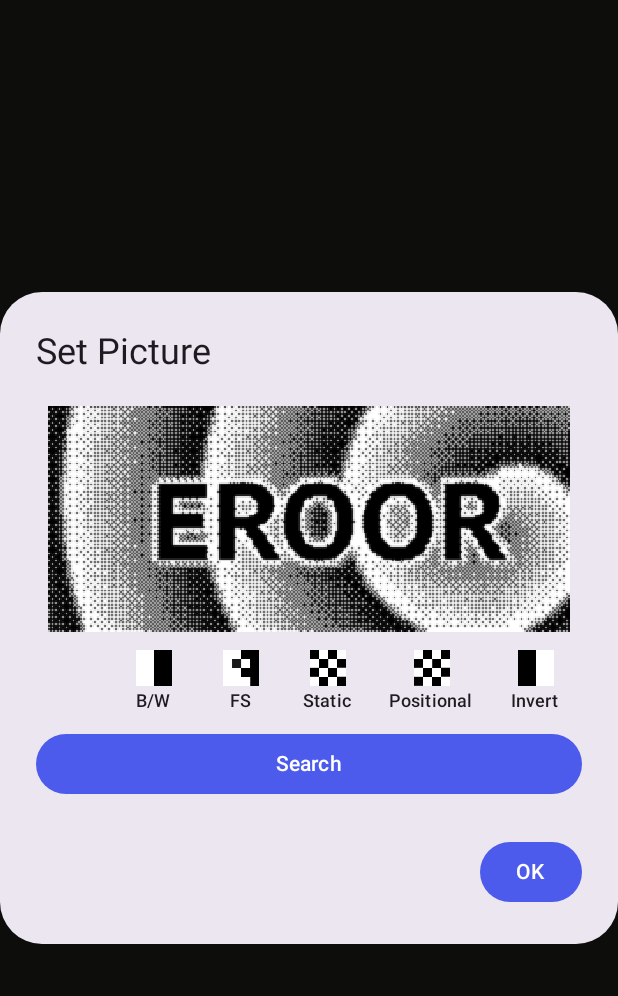
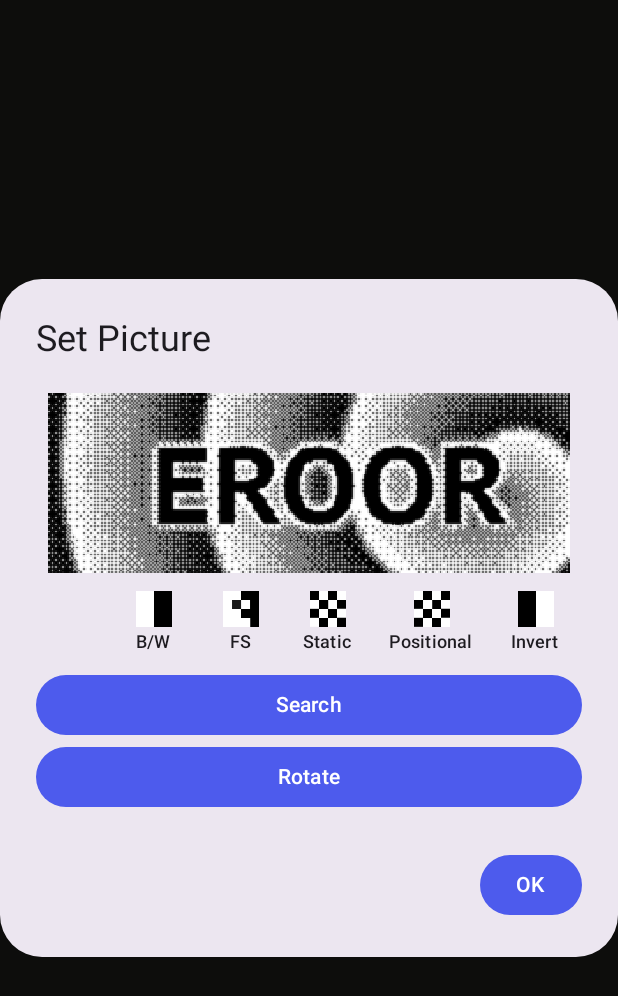
Before and after one commit to max-ray001/ZeBadge, an Android app built with Jetpack Compose: the composable PictureEditorDialog shown on its own in the app's theme, on a phone screen of 412 x 824 dp. Shown: the top 996 px of the screen. Run offline under Robolectric (Android 15) with nearby library versions, the phone set to English and light mode, and no system bars; our stand-ins replace Dagger/Hilt's generated code, window size class; libraries missing offline, so code that uses them is left out: com.commit451.coiltransformations.

Commit message:
Rotate feature (#129)

```diff
--- a/zeapp/app/src/main/java/de/berlindroid/zeapp/zeui/ZeBinaryImageEditor.kt
+++ b/zeapp/app/src/main/java/de/berlindroid/zeapp/zeui/ZeBinaryImageEditor.kt
@@ -6,6 +6,7 @@ import androidx.compose.foundation.layout.Arrangement
 import androidx.compose.foundation.layout.Column
 import androidx.compose.foundation.layout.PaddingValues
 import androidx.compose.foundation.layout.fillMaxWidth
+import androidx.compose.foundation.layout.height
 import androidx.compose.foundation.layout.padding
 import androidx.compose.foundation.layout.wrapContentHeight
 import androidx.compose.foundation.lazy.LazyRow
@@ -24,6 +25,7 @@ import androidx.compose.ui.res.stringResource
 import androidx.compose.ui.tooling.preview.Preview
 import androidx.compose.ui.tooling.preview.PreviewParameter
 import androidx.compose.ui.tooling.preview.PreviewParameterProvider
+import androidx.compose.ui.unit.dp
 import de.berlindroid.zeapp.ZeDimen
 import de.berlindroid.zeapp.PAGE_HEIGHT
 import de.berlindroid.zeapp.PAGE_WIDTH
@@ -54,7 +56,8 @@ fun BinaryImageEditor(
         Image(
             modifier = Modifier
                 .fillMaxWidth()
-                .wrapContentHeight(unbounded = true)
+                .wrapContentHeight(unbounded = false)
+                .height(PAGE_HEIGHT.dp)
                 .padding(horizontal = ZeDimen.One, vertical = ZeDimen.Half),
             painter = BitmapPainter(
                 image = bitmap.asImageBitmap(),
--- a/zeapp/app/src/main/java/de/berlindroid/zeapp/zeui/ZePictureEditorDialog.kt
+++ b/zeapp/app/src/main/java/de/berlindroid/zeapp/zeui/ZePictureEditorDialog.kt
@@ -1,5 +1,6 @@
 package de.berlindroid.zeapp.zeui
 
+import android.graphics.Bitmap
 import android.graphics.BitmapFactory
 import android.util.Log
 import android.widget.Toast
@@ -26,6 +27,8 @@ import de.berlindroid.zeapp.zebits.cropPageFromCenter
 import de.berlindroid.zeapp.zebits.isBinary
 import de.berlindroid.zeapp.zebits.scaleIfNeeded
 import de.berlindroid.zeapp.zemodels.ZeConfiguration
+
+private const val ROTATE_CLOCKWISE = 90f
 
 /**
  * Editor Dialog for adding an image as a badge page.
@@ -102,7 +105,22 @@ fun PictureEditorDialog(
                 ) {
                     Text(text = stringResource(id = android.R.string.search_go))
                 }
+
+              Button(
+                modifier = Modifier.fillMaxWidth(),
+                onClick = {
+                bitmap = rotateBitmap(bitmap)
+                }
+              ) {
+                Text(text = stringResource(id = R.string.rotate))
+              }
             }
         }
     )
 }
+
+private fun rotateBitmap(bitmap: Bitmap): Bitmap{
+  val matrix = android.graphics.Matrix()
+  matrix.postRotate(ROTATE_CLOCKWISE)
+  return Bitmap.createBitmap(bitmap, 0, 0, bitmap.width, bitmap.height, matrix, true)
+}
--- a/zeapp/app/src/main/res/values/strings.xml
+++ b/zeapp/app/src/main/res/values/strings.xml
@@ -5,6 +5,7 @@
     <string name="reset">Reset</string>
     <string name="floyd_steninberg_initials">FS</string>
     <string name="positional">Positional</string>
+    <string name="rotate">Rotate</string>
     <string name="invert">Invert</string>
 
     <string name="generate">Generate</string>
```
Also changed, not shown: 1 other file.
